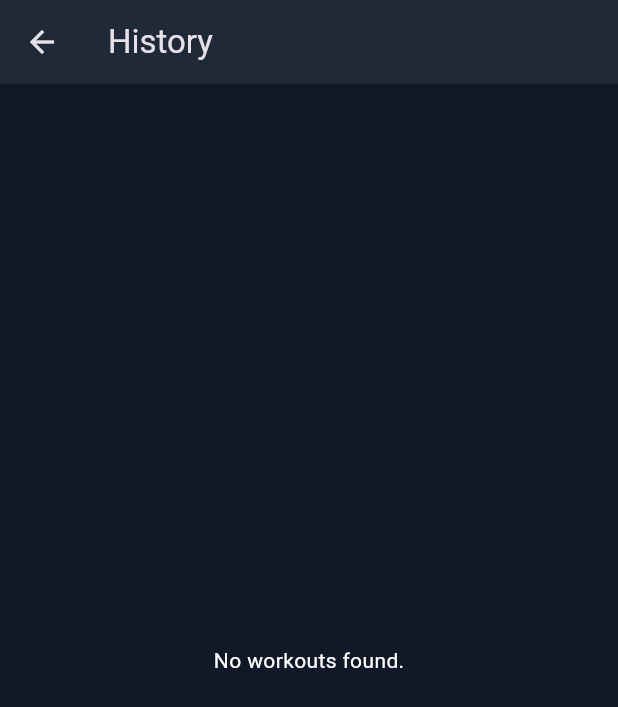
After one commit to ben-danzig/flutter_bball_app, a Flutter app: the screen it shows after launch, after a tap on the "history" icon, on a phone screen of 412 x 824 dp. The commit adds this screen. Shown: the top 707 px of the screen. Run offline on Flutter 3.47's test engine with Material 3 defaults, Android fonts, the phone set to English and light mode, and no system bars.

Commit message:
MVP 1 Dev Complete! Task 4.4 complete, and Epic 4 complete! feat: Add workout history screen
Adds a new screen to view workout history and provides an entry point from the workout library.

A history icon button is added to the header of the `WorkoutLibraryScreen`. Tapping this button navigates the user to the new `WorkoutHistoryScreen`, allowing them to review their past completed workouts.

```diff
--- /dev/null
+++ b/lib/screens/history/workout_history_screen.dart
@@ -0,0 +1,102 @@
+import 'package:flutter/material.dart';
+import 'package:intl/intl.dart';
+import '../../models/workout_session.dart';
+import '../../services/storage_service.dart';
+import '../summary/workout_summary_screen.dart';
+
+class WorkoutHistoryScreen extends StatefulWidget {
+  const WorkoutHistoryScreen({Key? key}) : super(key: key);
+
+  @override
+  _WorkoutHistoryScreenState createState() => _WorkoutHistoryScreenState();
+}
+
+class _WorkoutHistoryScreenState extends State<WorkoutHistoryScreen> {
+  late Future<List<WorkoutSession>> _sessionsFuture;
+
+  @override
+  void initState() {
+    super.initState();
+    _sessionsFuture = StorageService.instance.getAllSessions();
+  }
+
+  @override
+  Widget build(BuildContext context) {
+    return Scaffold(
+      backgroundColor: const Color(0xFF111827),
+      appBar: AppBar(
+        title: const Text('History'),
+        backgroundColor: const Color(0xFF1f2937),
+        elevation: 0,
+      ),
+      body: FutureBuilder<List<WorkoutSession>>(
+        future: _sessionsFuture,
+        builder: (context, snapshot) {
+          if (snapshot.connectionState == ConnectionState.waiting) {
+            return const Center(child: CircularProgressIndicator());
+          }
+          if (snapshot.hasError) {
+            return Center(
+                child: Text('Error: ${snapshot.error}',
+                    style: const TextStyle(color: Colors.white)));
+          }
+          if (snapshot.hasData && snapshot.data!.isNotEmpty) {
+            final sessions = snapshot.data!;
+            // Sort sessions by date, most recent first
+            sessions.sort((a, b) => b.completedAt.compareTo(a.completedAt));
+
+            return ListView.builder(
+              padding: const EdgeInsets.all(16),
+              itemCount: sessions.length,
+              itemBuilder: (context, index) {
+                final session = sessions[index];
+                return _buildHistoryCard(context, session);
+              },
+            );
+          }
+          return const Center(
+              child: Text('No workouts found.',
+                  style: TextStyle(color: Colors.white)));
+        },
+      ),
+    );
+  }
+
+  Widget _buildHistoryCard(BuildContext context, WorkoutSession session) {
+    final totalTime = session.results.fold<int>(0, (sum, result) {
+      return sum + (result.elapsedSeconds ?? 0);
+    });
+    final duration = Duration(seconds: totalTime);
+    final minutes = duration.inMinutes;
+    final seconds = duration.inSeconds.remainder(60);
+
+    return Card(
+      color: const Color(0xFF1f2937),
+      margin: const EdgeInsets.only(bottom: 12),
+      shape: RoundedRectangleBorder(
+        borderRadius: BorderRadius.circular(12),
+        side: const BorderSide(color: Color(0xFF4b5563)),
+      ),
+      child: ListTile(
+        contentPadding: const EdgeInsets.all(16),
+        title: Text(
+          session.workoutBlueprint.name,
+          style: const TextStyle(
+              fontWeight: FontWeight.bold, color: Colors.white, fontSize: 18),
+        ),
+        subtitle: Text(
+          '${DateFormat.yMMMMd().format(session.completedAt)}\n${minutes}m ${seconds}s',
+          style: const TextStyle(color: Colors.grey, fontSize: 14),
+        ),
+        onTap: () {
+          Navigator.push(
+            context,
+            MaterialPageRoute(
+              builder: (context) => WorkoutSummaryScreen(session: session),
+            ),
+          );
+        },
+      ),
+    );
+  }
+}
--- a/lib/screens/library/workout_library_screen.dart
+++ b/lib/screens/library/workout_library_screen.dart
@@ -2,6 +2,7 @@ import 'package:flutter/material.dart';
 import 'package:flutter_bball_app/models/workout_blueprint.dart';
 import 'package:flutter_bball_app/repositories/workout_repository.dart';
 import 'package:flutter_bball_app/screens/detail/workout_detail_screen.dart';
+import 'package:flutter_bball_app/screens/history/workout_history_screen.dart';
 
 class WorkoutLibraryScreen extends StatefulWidget {
   const WorkoutLibraryScreen({super.key});
@@ -33,12 +34,28 @@ class _WorkoutLibraryScreenState extends State<WorkoutLibraryScreen> {
             crossAxisAlignment: CrossAxisAlignment.start,
             children: [
               const SizedBox(height: 20),
+              Row(
+                mainAxisAlignment: MainAxisAlignment.spaceBetween,
+                children: [
                   Text(
                     'Workouts',
                     style: textTheme.headlineLarge?.copyWith(
                       color: const Color(0xFFf9fafb),
                       fontWeight: FontWeight.bold,
                     ),
+                  ),
+                  IconButton(
+                    icon: const Icon(Icons.history, color: Colors.white, size: 30),
+                    onPressed: () {
+                      Navigator.push(
+                        context,
+                        MaterialPageRoute(
+                          builder: (context) => const WorkoutHistoryScreen(),
+                        ),
+                      );
+                    },
+                  ),
+                ],
               ),
               const SizedBox(height: 8),
               Text(
```
Also changed, not shown: 2 other files. Lines whose indentation alone changed are shown as unchanged.
